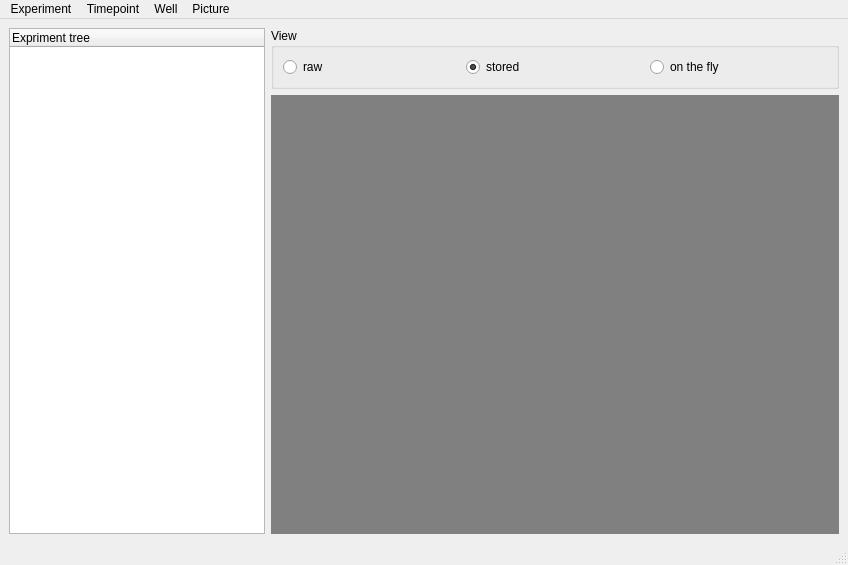
Above: wound_view.ui from massimovassalli/wound before the change. Below: the same form after it.
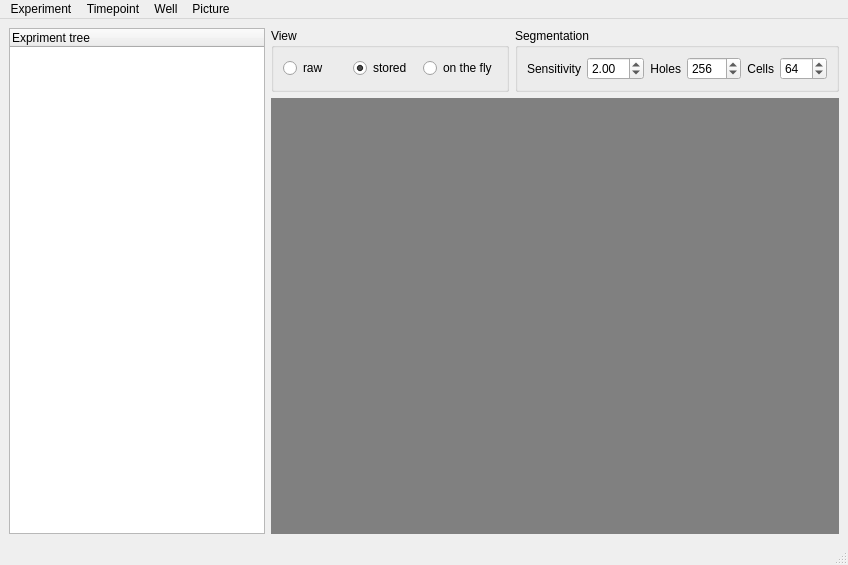
That is the form after the change. Icons and pictures are not drawn.

Commit message: Parametrized segmentation and overlay implemented

Diff of the .ui file:
```diff
--- a/wound_view.ui
+++ b/wound_view.ui
@@ -24,7 +24,7 @@
     <normaloff>wound.png</normaloff>wound.png</iconset>
   </property>
   <widget class="QWidget" name="centralwidget">
-   <layout class="QHBoxLayout" name="horizontalLayout_3">
+   <layout class="QHBoxLayout" name="horizontalLayout_4">
     <item>
      <widget class="QTreeWidget" name="treeWidget">
       <property name="sizePolicy">
@@ -43,7 +43,7 @@
     <item>
      <layout class="QVBoxLayout" name="verticalLayout">
       <item>
-       <layout class="QHBoxLayout" name="horizontalLayout">
+       <layout class="QHBoxLayout" name="horizontalLayout_3">
         <item>
          <widget class="QGroupBox" name="groupBox">
           <property name="title">
@@ -77,6 +77,96 @@
           </layout>
          </widget>
         </item>
+        <item>
+         <widget class="QGroupBox" name="groupBox_2">
+          <property name="sizePolicy">
+           <sizepolicy hsizetype="Preferred" vsizetype="Preferred">
+            <horstretch>0</horstretch>
+            <verstretch>0</verstretch>
+           </sizepolicy>
+          </property>
+          <property name="title">
+           <string>Segmentation</string>
+          </property>
+          <layout class="QHBoxLayout" name="horizontalLayout">
+           <item>
+            <widget class="QLabel" name="label">
+             <property name="sizePolicy">
+              <sizepolicy hsizetype="Minimum" vsizetype="Preferred">
+               <horstretch>0</horstretch>
+               <verstretch>0</verstretch>
+              </sizepolicy>
+             </property>
+             <property name="text">
+              <string>Sensitivity</string>
+             </property>
+             <property name="alignment">
+              <set>Qt::AlignRight|Qt::AlignTrailing|Qt::AlignVCenter</set>
+             </property>
+            </widget>
+           </item>
+           <item>
+            <widget class="QDoubleSpinBox" name="cannysigma">
+             <property name="decimals">
+              <number>2</number>
+             </property>
+             <property name="singleStep">
+              <double>0.100000000000000</double>
+             </property>
+             <property name="value">
+              <double>2.000000000000000</double>
+             </property>
+            </widget>
+           </item>
+           <item>
+            <widget class="QLabel" name="label_2">
+             <property name="text">
+              <string>Holes</string>
+             </property>
+             <property name="alignment">
+              <set>Qt::AlignRight|Qt::AlignTrailing|Qt::AlignVCenter</set>
+             </property>
+            </widget>
+           </item>
+           <item>
+            <widget class="QSpinBox" name="minholes">
+             <property name="minimum">
+              <number>1</number>
+             </property>
+             <property name="maximum">
+              <number>9999</number>
+             </property>
+             <property name="value">
+              <number>256</number>
+             </property>
+            </widget>
+           </item>
+           <item>
+            <widget class="QLabel" name="label_3">
+             <property name="text">
+              <string>Cells</string>
+             </property>
+             <property name="alignment">
+              <set>Qt::AlignRight|Qt::AlignTrailing|Qt::AlignVCenter</set>
+             </property>
+            </widget>
+           </item>
+           <item>
+            <widget class="QSpinBox" name="minobj">
+             <property name="minimum">
+              <number>1</number>
+             </property>
+             <property name="maximum">
+              <number>999</number>
+             </property>
+             <property name="value">
+              <number>64</number>
+             </property>
+            </widget>
+           </item>
+          </layout>
+         </widget>
+        </item>
        </layout>
       </item>
       <item>
```
The commit also changes 3 other files.
